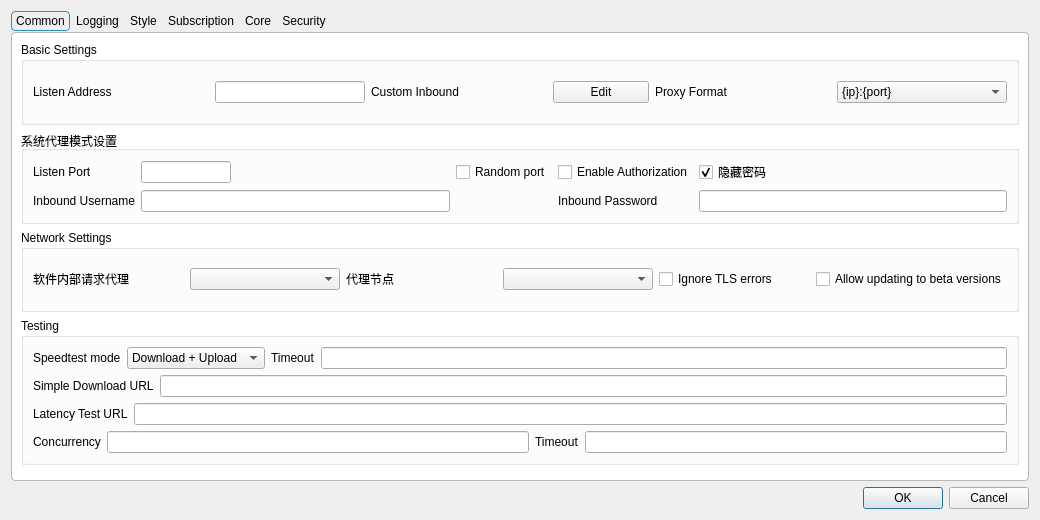
First picture: the form in include/ui/setting/dialog_basic_settings.ui, repository lanxuewsr/Throne-Mod, before the edit.
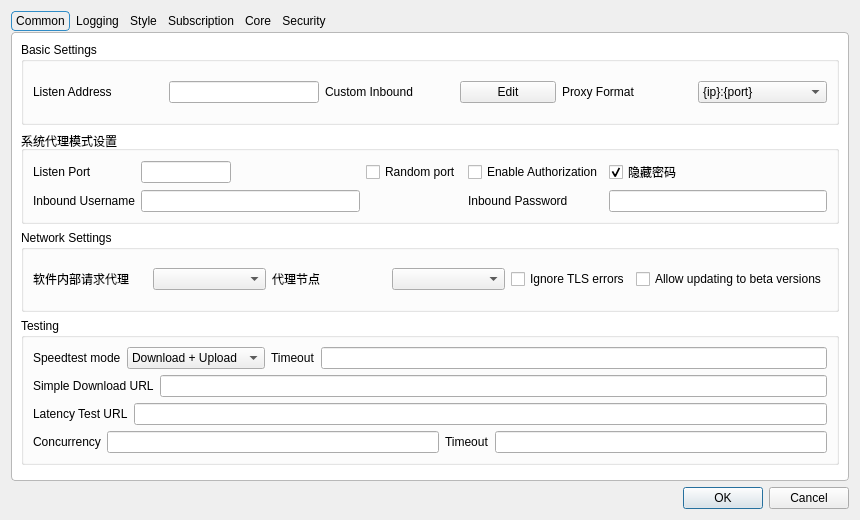
Second picture: the form after the edit. Custom widgets are drawn as their Qt base class.

Commit message: Adjust settings and auth dialog defaults

Diff of the .ui file:
```diff
--- a/include/ui/setting/dialog_basic_settings.ui
+++ b/include/ui/setting/dialog_basic_settings.ui
@@ -6,7 +6,7 @@
    <rect>
     <x>0</x>
     <y>0</y>
-    <width>1040</width>
+    <width>860</width>
     <height>520</height>
    </rect>
   </property>
```
The commit also changes 1 other file.
